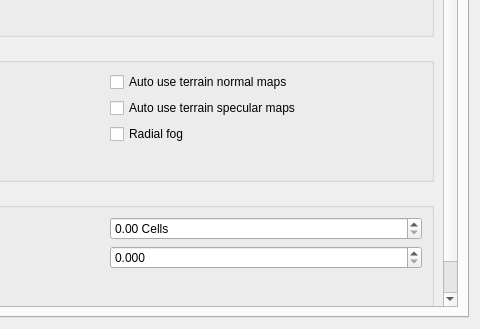
The window that files/ui/advancedpage.ui (sunhawken/openmw) describes before a commit, drawn with Qt 5; both pictures show x 252 to 732 and y 158 to 487 of the 732 by 487 pixel window.
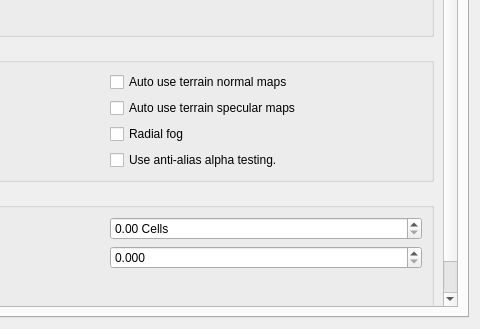
The same window after the commit. The open tabs and pages were chosen to show the change.

Commit message: Changed default setting for anti-alias alpha test to true. Added checkbox in advanced page for anti-alias alpha test, connected to AA combobox in the graphics page.

Diff of the .ui file:
```diff
--- a/files/ui/advancedpage.ui
+++ b/files/ui/advancedpage.ui
@@ -454,6 +454,16 @@
                 </property>
                </widget>
               </item>
+               <item row="3" column="1">
+                 <widget class="QCheckBox" name="antialiasAlphaTestCheckBox">
+                   <property name="toolTip">
+                     <string>&lt;html&gt;&lt;head/&gt;&lt;body&gt;&lt;p&gt;Enables alpha testing for smoother anti-aliasing (Requires anti-aliasing to be enabled)&lt;/p&gt;&lt;/body&gt;&lt;/html&gt;</string>
+                   </property>
+                   <property name="text">
+                     <string>Use anti-alias alpha testing.</string>
+                   </property>
+                 </widget>
+               </item>
              </layout>
             </widget>
            </item>
```
The commit also changes 6 other files.
